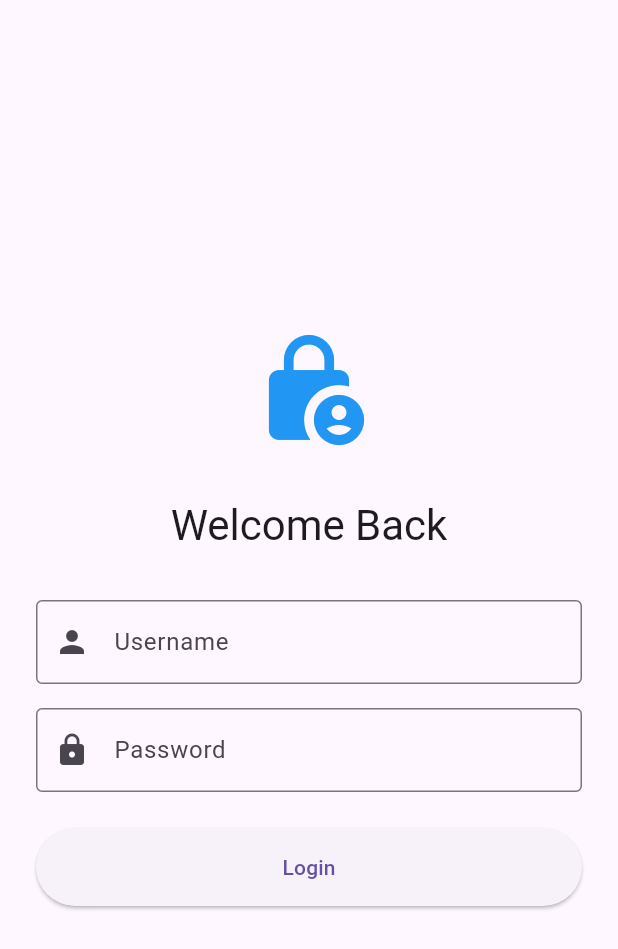
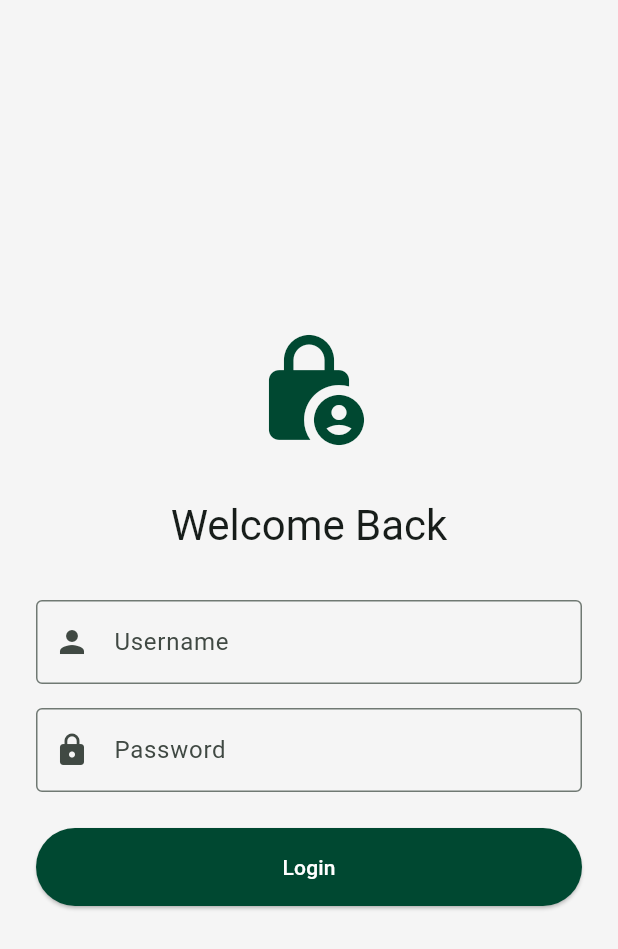
Before and after one commit to qthai2210/techfis-asset-management-mobile, a Flutter app: the screen it shows after launch, on a phone screen of 412 x 824 dp. Shown: the top 949 px of the screen. Run offline on Flutter 3.47's test engine with Material 3 defaults, Android fonts, the phone set to English and light mode, and no system bars; our stand-ins replace bloc, dartz, dio, equatable, flutter_bloc, flutter_secure_storage and 3 more.

Commit message:
Fix Build Issues: Update SDK versions and Auth Repository Return Type

```diff
--- a/lib/core/config/theme.dart
+++ b/lib/core/config/theme.dart
@@ -1,8 +1,28 @@
 import 'package:flutter/material.dart';
 
 class AppTheme {
+  static const primaryColor = Color(0xFF004831);
+  static const secondaryColor = Color(0xFFAFCA31);
+  static const neutralColor = Color(0xFF4B4B4B);
+  static const lightColor = Color(0xFFF5F5F5);
+
   static final lightTheme = ThemeData(
-    primarySwatch: Colors.blue,
     useMaterial3: true,
+    colorScheme: ColorScheme.fromSeed(
+      seedColor: primaryColor,
+      primary: primaryColor,
+      secondary: secondaryColor,
+      surface: lightColor,
+    ),
+    appBarTheme: const AppBarTheme(
+      backgroundColor: primaryColor,
+      foregroundColor: Colors.white,
+    ),
+    elevatedButtonTheme: ElevatedButtonThemeData(
+      style: ElevatedButton.styleFrom(
+        backgroundColor: primaryColor,
+        foregroundColor: Colors.white,
+      ),
+    ),
   );
 }
--- a/lib/features/auth/data/models/user_model.dart
+++ b/lib/features/auth/data/models/user_model.dart
@@ -1,4 +1,4 @@
-import '../entities/user.dart';
+import '../../domain/entities/user.dart';
 
 class UserModel extends User {
   const UserModel({
--- a/lib/features/auth/data/repositories/auth_repository_impl.dart
+++ b/lib/features/auth/data/repositories/auth_repository_impl.dart
@@ -28,20 +28,20 @@ class AuthRepositoryImpl implements AuthRepository {
     } on ServerException {
       return const Left(ServerFailure('Authentication failed'));
     } catch (e) {
-         return Left(ServerFailure(e.toString()));
+      return Left(ServerFailure(e.toString()));
     }
   }
 
   @override
-  Future<Either<Failure, void>> logout() async {
+  Future<Either<Failure, Unit>> logout() async {
     try {
       await remoteDataSource.logout();
       await storage.deleteAll();
-      return const Right(null);
+      return const Right(unit);
     } catch (e) {
       // Force clear local storage
       await storage.deleteAll();
-       return const Right(null);
+      return const Right(unit);
     }
   }
 
--- a/lib/features/auth/domain/repositories/auth_repository.dart
+++ b/lib/features/auth/domain/repositories/auth_repository.dart
@@ -4,7 +4,7 @@ import '../entities/user.dart';
 
 abstract class AuthRepository {
   Future<Either<Failure, User>> login(String username, String password);
-  Future<Either<Failure, void>> logout();
+  Future<Either<Failure, Unit>> logout();
   Future<Either<Failure, User>> getCurrentUser();
   Future<Either<Failure, bool>> checkAuthStatus();
 }
--- a/lib/features/auth/presentation/pages/login_page.dart
+++ b/lib/features/auth/presentation/pages/login_page.dart
@@ -1,18 +1,16 @@
 import 'package:flutter/material.dart';
 import 'package:flutter_bloc/flutter_bloc.dart';
 import 'package:go_router/go_router.dart';
-import '../../../../injection_container.dart';
+
 import '../bloc/auth_bloc.dart';
 
 class LoginPage extends StatelessWidget {
   const LoginPage({super.key});
 
   @override
+  @override
   Widget build(BuildContext context) {
-    return BlocProvider(
-      create: (context) => getIt<AuthBloc>(),
-      child: const _LoginForm(),
-    );
+    return const _LoginForm();
   }
 }
 
@@ -72,7 +70,8 @@ class _LoginFormState extends State<_LoginForm> {
                   mainAxisAlignment: MainAxisAlignment.center,
                   crossAxisAlignment: CrossAxisAlignment.stretch,
                   children: [
-                    const Icon(Icons.lock_person, size: 80, color: Colors.blue),
+                    Icon(Icons.lock_person,
+                        size: 80, color: Theme.of(context).primaryColor),
                     const SizedBox(height: 32),
                     Text(
                       'Welcome Back',
--- a/pubspec.yaml
+++ b/pubspec.yaml
@@ -30,6 +30,7 @@ dependencies:
   google_fonts: ^6.1.0
   flutter_svg: ^2.0.9
   flutter_secure_storage: ^10.0.0
+  bloc: ^8.1.4
 
 dev_dependencies:
   flutter_test:
```
Also changed, not shown: pubspec.lock, 5 other files.
